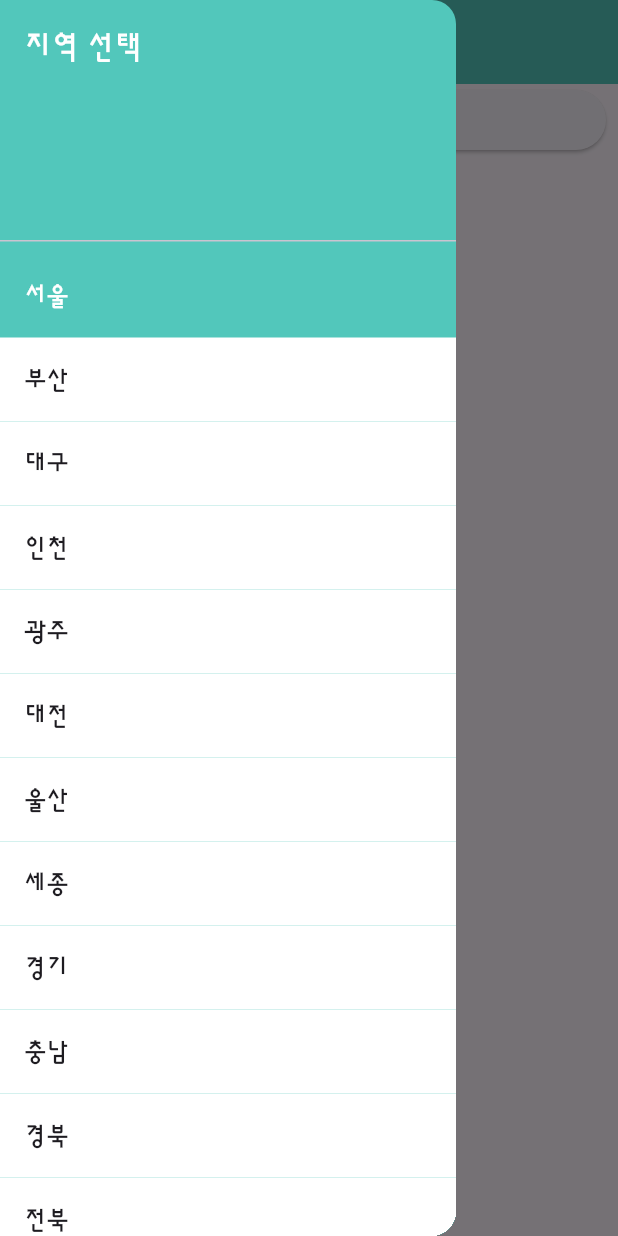
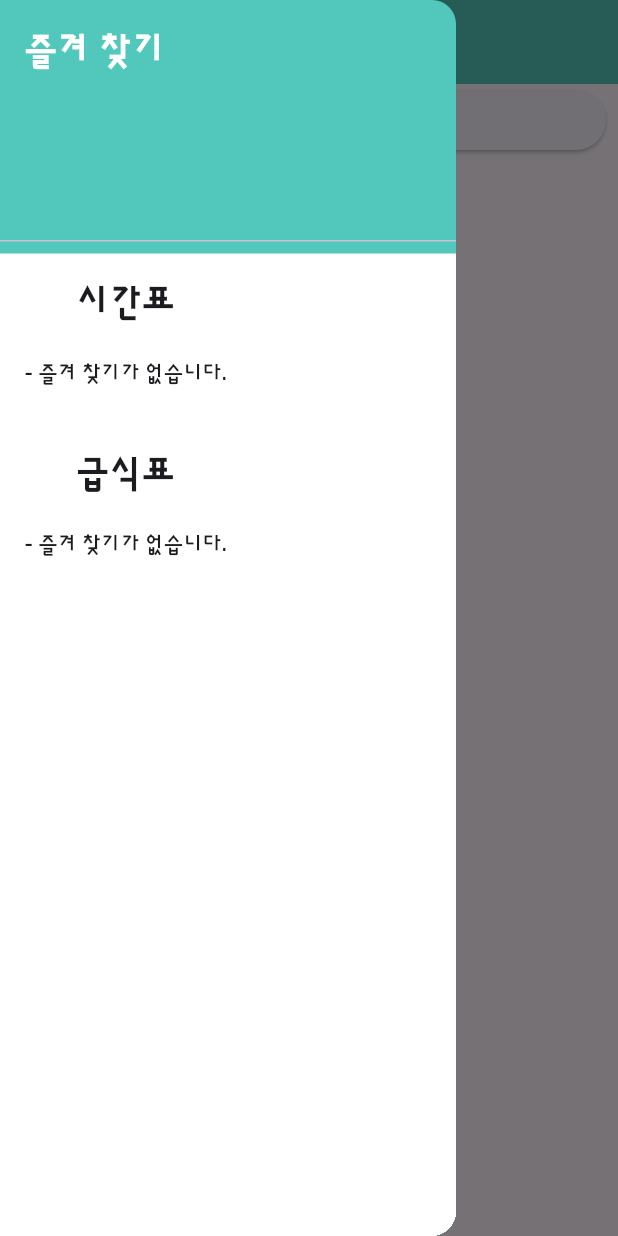
Before and after one commit to dlsdk0601/school_schedule, a Flutter app: the screen it shows after launch, with the side drawer open, on a phone screen of 412 x 824 dp. Run offline on Flutter 3.47's test engine with Material 3 defaults, Android fonts, the phone set to English and light mode, and no system bars; our stand-ins replace dio, flutter_dotenv, hive, hive_flutter; accounts and stored records are empty; generated files the repository leaves out were written again; network calls fail.

Commit message:
feat: 즐겨 찾기 학교 리스트를 보여주기 위한 MainDrawer 위젯 생성

```diff
--- a/lib/component/main_drawer.dart
+++ b/lib/component/main_drawer.dart
@@ -1,16 +1,14 @@
 import 'package:flutter/material.dart';
 import 'package:school_schedule/constant/colors.dart';
-import 'package:school_schedule/constant/regions.dart';
+import 'package:school_schedule/model/favorite_school_model.dart';
 
 typedef OnRegionTap = void Function(String region);
 
 class MainDrawer extends StatelessWidget {
-  final String selectedRegion;
   final OnRegionTap onRegionTap;
 
   const MainDrawer({
     super.key,
-    required this.selectedRegion,
     required this.onRegionTap,
   });
 
@@ -22,23 +20,32 @@ class MainDrawer extends StatelessWidget {
         children: [
           const DrawerHeader(
             child: Text(
-              "지역 선택",
+              "즐겨 찾기",
               style: TextStyle(
                 color: whiteColor,
-                fontSize: 20.0,
+                fontSize: 24.0,
+                fontWeight: FontWeight.w700,
               ),
             ),
           ),
-          ...regions.map(
-            (e) => ListTile(
-              tileColor: Colors.white,
-              selectedColor: Colors.white,
-              selectedTileColor: lightColor,
-              selected: e == selectedRegion,
-              title: Text(e),
-              onTap: () {
-                onRegionTap(e);
-              },
+          Container(
+            height: MediaQuery.of(context).size.height,
+            color: whiteColor,
+            child: Padding(
+              padding: const EdgeInsets.all(16.0),
+              child: Column(
+                crossAxisAlignment: CrossAxisAlignment.start,
+                children: [
+                  FavoriteSchools(
+                    title: "시간표",
+                    type: FavoriteType.SCHEDULE,
+                  ),
+                  FavoriteSchools(
+                    title: "급식표",
+                    type: FavoriteType.MEAL,
+                  ),
+                ],
+              ),
             ),
           )
         ],
@@ -46,3 +53,66 @@ class MainDrawer extends StatelessWidget {
     );
   }
 }
+
+class FavoriteSchools extends StatelessWidget {
+  final String title;
+  final FavoriteType type;
+  List<FavoriteSchoolModel> favoriteSchools = [];
+
+  FavoriteSchools({super.key, required this.title, required this.type});
+
+  @override
+  Widget build(BuildContext context) {
+    return Container(
+      child: Column(
+        children: [
+          Text(
+            title,
+            style: const TextStyle(
+              fontSize: 24.0,
+              fontWeight: FontWeight.w700,
+            ),
+          ),
+          const SizedBox(
+            height: 20.0,
+          ),
+          renderListView(context),
+          const SizedBox(
+            height: 40.0,
+          ),
+        ],
+      ),
+    );
+  }
+
+  Widget renderListView(BuildContext context) {
+    if (favoriteSchools.isEmpty) {
+      return const Text("- 즐겨 찾기가 없습니다.");
+    }
+
+    return Container(
+      child: Column(
+        children: favoriteSchools
+            .map(
+              (e) => Container(
+                width: MediaQuery.of(context).size.width,
+                child: TextButton(
+                  onPressed: () {},
+                  style: ButtonStyle(
+                    textStyle: MaterialStateProperty.all<TextStyle>(
+                      const TextStyle(
+                        color: primaryColor,
+                        fontWeight: FontWeight.w500,
+                        fontFamily: "sunflower",
+                      ),
+                    ),
+                  ),
+                  child: Text("- ${e.SCHUL_NM} (${e.AY}학년 ${e.CLASS_NM}반)"),
+                ),
+              ),
+            )
+            .toList(),
+      ),
+    );
+  }
+}
```
